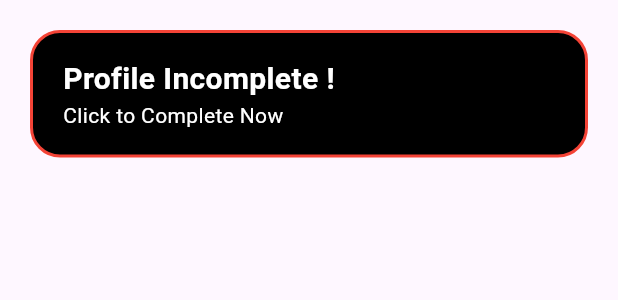
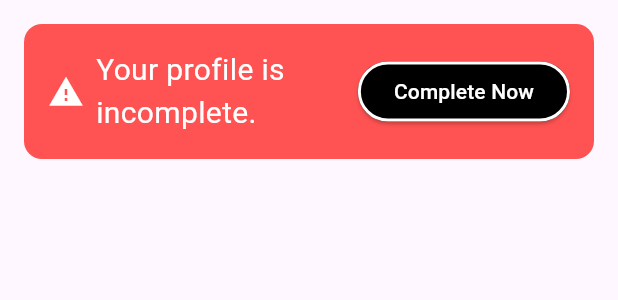
Before and after one commit to nesarw/Quip, a Flutter app: the ProfileIncomplete widget shown alone on an empty page, opened directly with empty values, on a phone screen of 412 x 824 dp. Shown: the top 300 px of the screen. Run offline on Flutter 3.47's test engine with Material 3 defaults, Android fonts, the phone set to English and light mode, and no system bars; our stand-ins replace cloud_firestore, firebase_auth, firebase_core, google_sign_in, image_picker, shared_preferences; accounts and stored records are empty; network calls fail.

Commit message:
v1.6.2.2(Profile Incomplete Widget)

```diff
--- a/lib/widget/profile_incomplete.dart
+++ /dev/null
@@ -1,49 +0,0 @@
-import 'package:flutter/material.dart';
-import 'package:firebase_auth/firebase_auth.dart'; // Add this import
-import 'package:quip/pages/edit_profile.page.dart'; // Add this import
-
-class ProfileIncomplete extends StatelessWidget {
-  final User user; // Add this field
-
-  const ProfileIncomplete({Key? key, required this.user}) : super(key: key); // Update constructor
-
-  @override
-  Widget build(BuildContext context) {
-    return GestureDetector(
-      onTap: () {
-        Navigator.push(
-          context,
-          MaterialPageRoute(builder: (context) => EditProfilePage(user: user)),
-        );
-      },
-      child: Container(
-        width: double.infinity,
-        margin: const EdgeInsets.all(20),
-        padding: const EdgeInsets.symmetric(
-          horizontal: 20,
-          vertical: 16,
-        ),
-        decoration: BoxDecoration(
-          color: const Color(0xFF000000),
-          borderRadius: BorderRadius.circular(20),
-          border: Border.all(color: Colors.red, width: 2), // Add red border
-        ),
-        child: const Text.rich(
-          TextSpan(
-            style: TextStyle(color: Colors.white),
-            children: [
-              TextSpan(
-                text: "Profile Incomplete !\n",
-                style: TextStyle(
-                  fontSize: 20,
-                  fontWeight: FontWeight.bold,
-                ),
-              ),
-              TextSpan(text: "Click to Complete Now",),
-            ],
-          ),
-        ),
-      ),
-    );
-  }
-}
--- /dev/null
+++ b/lib/widget/profile_incomplete.widget.dart
@@ -0,0 +1,54 @@
+import 'package:flutter/material.dart';
+import 'package:firebase_auth/firebase_auth.dart';
+import 'package:quip/pages/edit_profile.page.dart'; // Add this import
+
+class ProfileIncomplete extends StatelessWidget {
+  final User user;
+  final String userName;
+
+  const ProfileIncomplete({Key? key, required this.user, required this.userName}) : super(key: key); // Update constructor
+
+  @override
+  Widget build(BuildContext context) {
+    return Container(
+      margin: EdgeInsets.all(16.0), // Add margin around the widget
+      padding: EdgeInsets.all(16.0),
+      decoration: BoxDecoration(
+        color: Colors.redAccent,
+        borderRadius: BorderRadius.circular(12.0), // Add rounded corners
+      ),
+      child: Row(
+        children: [
+          Icon(Icons.warning, color: Colors.white),
+          SizedBox(width: 8.0),
+          Expanded(
+            child: Text(
+              'Your profile is incomplete.',
+              style: TextStyle(color: Colors.white, fontSize: 20.0), // Increase text size
+            ),
+          ),
+          ElevatedButton(
+            style: ElevatedButton.styleFrom(
+              backgroundColor: Colors.black,
+              foregroundColor: Colors.white,
+              side: BorderSide(color: Colors.white, width: 2.0),
+            ),
+            onPressed: () {
+              Navigator.push(
+                context,
+                MaterialPageRoute(
+                  builder: (context) => EditProfilePage(
+                    user: user,
+                    userName: userName,
+                    email: user.email ?? '',
+                  ),
+                ),
+              );
+            },
+            child: Text('Complete Now'),
+          ),
+        ],
+      ),
+    );
+  }
+}
```
Also changed, not shown: lib/pages/connections.page.dart (+32 -6 lines), 4 other files.
